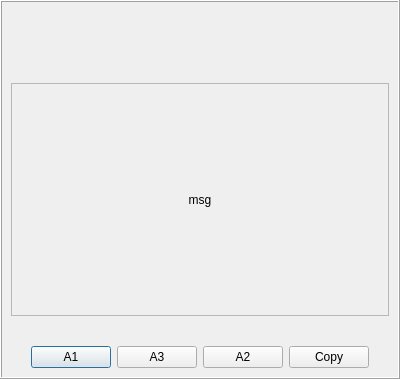
The window that Cafe5/c5message.ui (End1-1/Cafe5) describes before a commit, drawn with Qt 5.
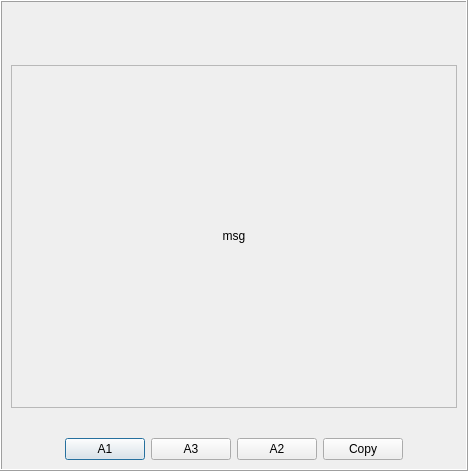
The same window after the commit. Icons and pictures are not drawn.

```diff
--- a/Cafe5/c5message.ui
+++ b/Cafe5/c5message.ui
@@ -6,8 +6,8 @@
    <rect>
     <x>0</x>
     <y>0</y>
-    <width>400</width>
-    <height>379</height>
+    <width>468</width>
+    <height>471</height>
    </rect>
   </property>
   <property name="sizePolicy">
@@ -56,6 +56,18 @@
       <item>
        <widget class="QWidget" name="widget" native="true">
         <layout class="QHBoxLayout" name="horizontalLayout_2">
+         <property name="leftMargin">
+          <number>0</number>
+         </property>
+         <property name="topMargin">
+          <number>0</number>
+         </property>
+         <property name="rightMargin">
+          <number>0</number>
+         </property>
+         <property name="bottomMargin">
+          <number>0</number>
+         </property>
          <item>
           <spacer name="horizontalSpacer_3">
            <property name="orientation">
@@ -135,11 +147,23 @@
           <rect>
            <x>0</x>
            <y>0</y>
-           <width>376</width>
-           <height>229</height>
+           <width>444</width>
+           <height>339</height>
           </rect>
          </property>
          <layout class="QVBoxLayout" name="verticalLayout_2">
+          <property name="leftMargin">
+           <number>0</number>
+          </property>
+          <property name="topMargin">
+           <number>0</number>
+          </property>
+          <property name="rightMargin">
+           <number>0</number>
+          </property>
+          <property name="bottomMargin">
+           <number>0</number>
+          </property>
           <item>
            <widget class="QLabel" name="label">
             <property name="sizePolicy">
@@ -155,7 +179,10 @@
              </size>
             </property>
             <property name="text">
-             <string>msg</string>
+             <string>&lt;html&gt;msg&lt;/html&gt;</string>
+            </property>
+            <property name="scaledContents">
+             <bool>false</bool>
             </property>
             <property name="alignment">
              <set>Qt::AlignCenter</set>
```
